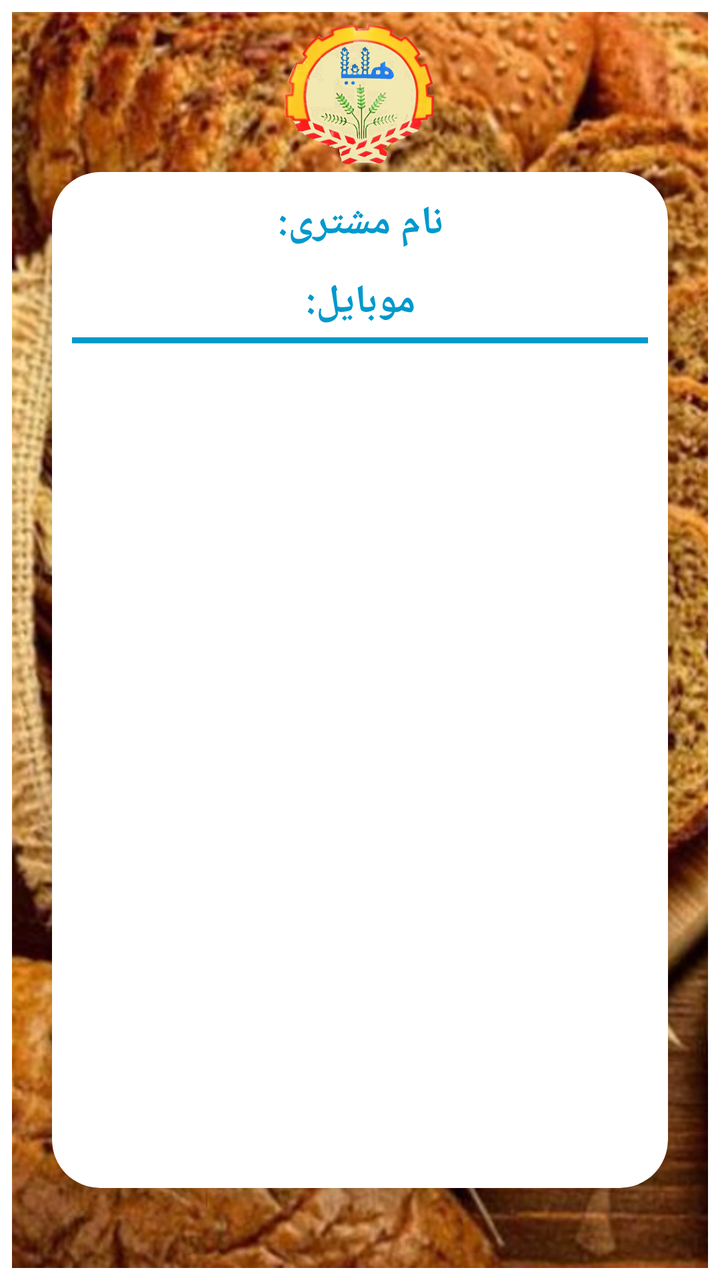
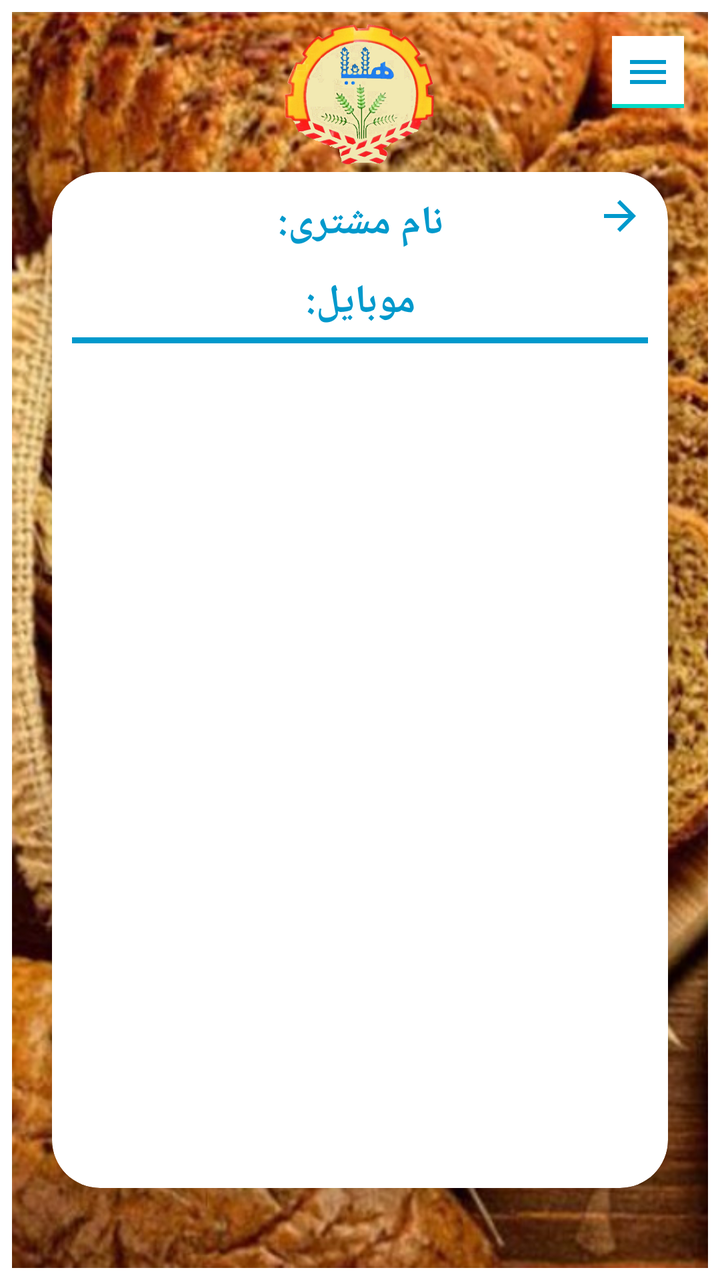

The first picture is an Android layout as it rendered before a commit; the second is the same layout after the commit. The layout source and the unified diff follow.
<!-- AndroidManifest.xml: application theme Theme.Helia -->
<!-- res/layout/activity_invoice_history.xml -->
<?xml version="1.0" encoding="utf-8"?>
<ScrollView xmlns:android="http://schemas.android.com/apk/res/android"
    xmlns:app="http://schemas.android.com/apk/res-auto"
    xmlns:tools="http://schemas.android.com/tools"
    android:id="@+id/main"
    android:layout_width="match_parent"
    android:layout_height="match_parent"
    android:fillViewport="true">

    <androidx.constraintlayout.widget.ConstraintLayout
        android:layout_width="match_parent"
        android:layout_height="match_parent"
        android:padding="6dp">
        
        <ImageView
            android:id="@+id/ivBackground"
            android:layout_width="0dp"
            android:layout_height="0dp"
            android:scaleType="centerCrop"
            android:src="@drawable/h62"
            app:layout_constraintBottom_toBottomOf="parent"
            app:layout_constraintEnd_toEndOf="parent"
            app:layout_constraintStart_toStartOf="parent"
            app:layout_constraintTop_toTopOf="parent" />

        <ImageView
            android:id="@+id/ivLogo"
            android:layout_width="80dp"
            android:layout_height="80dp"
            android:layout_marginBottom="24dp"
            android:src="@drawable/helia2"
            app:layout_constraintEnd_toEndOf="parent"
            app:layout_constraintStart_toStartOf="parent"
            app:layout_constraintTop_toTopOf="@id/ivBackground" />

        
        <com.google.android.material.card.MaterialCardView
            android:id="@+id/cardContainer"
            android:layout_width="match_parent"
            android:layout_height="0dp"
            android:layout_marginLeft="20dp"
            android:layout_marginTop="80dp"
            android:layout_marginRight="20dp"
            android:layout_marginBottom="40dp"
            app:cardCornerRadius="24dp"
            app:cardElevation="8dp"
            app:layout_constraintBottom_toBottomOf="@id/ivBackground"
            app:layout_constraintStart_toStartOf="@+id/ivBackground"
            app:layout_constraintTop_toTopOf="@id/ivBackground"
            app:strokeWidth="0dp">

            <LinearLayout
                android:layout_width="match_parent"
                android:layout_height="match_parent"
                android:orientation="vertical">

                <TextView
                    android:id="@+id/txtCustomer"
                    android:layout_width="match_parent"
                    android:layout_height="wrap_content"
                    android:gravity="center"
                    android:padding="12dp"
                    android:text="نام مشتری:"
                    android:textColor="#0099CC"
                    android:textSize="20sp"
                    android:textStyle="bold" />
                <TextView
                    android:id="@+id/txtMobile"
                    android:layout_width="match_parent"
                    android:layout_height="wrap_content"
                    android:gravity="center"
                    android:text="موبایل:"
                    android:textColor="#0099CC"
                    android:textSize="20sp"
                    android:textStyle="bold" />

                <View
                    android:layout_width="wrap_content"
                    android:layout_height="3dp"
                    android:layout_gravity="center"
                    android:layout_marginLeft="10dp"
                    android:layout_marginTop="4dp"
                    android:layout_marginRight="10dp"
                    android:layout_marginBottom="4dp"
                    android:background="#0099CC" />

                <androidx.recyclerview.widget.RecyclerView
                    android:id="@+id/recyclerView"
                    android:layout_width="match_parent"
                    android:layout_height="match_parent" />

            </LinearLayout>
        </com.google.android.material.card.MaterialCardView>
    </androidx.constraintlayout.widget.ConstraintLayout>
</ScrollView>
<!-- resources referenced by this layout -->
<resources>
  <!-- drawable h62: jpg bitmap (drawable, 373856 bytes) -->
  <!-- drawable helia2: png bitmap (drawable, 226367 bytes) -->
  <style name="Theme.Helia" parent="Theme.MaterialComponents.DayNight.NoActionBar">
  
          <item name="android:statusBarColor">@android:color/white</item>
          <item name="android:navigationBarColor">@android:color/white</item>
  
          <item name="android:windowLightStatusBar">true</item>
          <item name="android:windowLightNavigationBar">true</item>
  
      </style>
</resources>

<!-- the commit's change to res/layout/activity_invoice_history.xml (unified diff, before → after) -->
@@ -1,95 +1,288 @@
 <?xml version="1.0" encoding="utf-8"?>
-<ScrollView xmlns:android="http://schemas.android.com/apk/res/android"
+<androidx.drawerlayout.widget.DrawerLayout xmlns:android="http://schemas.android.com/apk/res/android"
     xmlns:app="http://schemas.android.com/apk/res-auto"
-    xmlns:tools="http://schemas.android.com/tools"
-    android:id="@+id/main"
+    android:id="@+id/drawerLayout"
     android:layout_width="match_parent"
     android:layout_height="match_parent"
-    android:fillViewport="true">
-
-    <androidx.constraintlayout.widget.ConstraintLayout
+    android:layoutDirection="rtl">
+
+    <ScrollView
+        android:id="@+id/main"
         android:layout_width="match_parent"
         android:layout_height="match_parent"
-        android:padding="6dp">
+        android:fillViewport="true">
+
+        <androidx.constraintlayout.widget.ConstraintLayout
+            android:layout_width="match_parent"
+            android:layout_height="match_parent"
+            android:padding="6dp">
+            
+            <ImageView
+                android:id="@+id/ivBackground"
+                android:layout_width="0dp"
+                android:layout_height="0dp"
+                android:scaleType="centerCrop"
+                android:src="@drawable/h62"
+                app:layout_constraintBottom_toBottomOf="parent"
+                app:layout_constraintEnd_toEndOf="parent"
+                app:layout_constraintStart_toStartOf="parent"
+                app:layout_constraintTop_toTopOf="parent" />
+
+            <ImageButton
+                android:id="@+id/btnMenu"
+                android:layout_width="36dp"
+                android:layout_height="36dp"
+                android:layout_margin="12dp"
+                android:background="?attr/actionModeBackground"
+                android:contentDescription="منو"
+                android:padding="12dp"
+                android:src="@drawable/ic_menu"
+                app:layout_constraintStart_toStartOf="parent"
+                app:layout_constraintTop_toTopOf="parent"
+                app:tint="#0099CC" />
+
+            <ImageView
+                android:id="@+id/ivLogo"
+                android:layout_width="80dp"
+                android:layout_height="80dp"
+                android:layout_marginBottom="24dp"
+                android:src="@drawable/helia2"
+                app:layout_constraintEnd_toEndOf="parent"
+                app:layout_constraintStart_toStartOf="parent"
+                app:layout_constraintTop_toTopOf="@id/ivBackground" />
+
+            
+            <com.google.android.material.card.MaterialCardView
+                android:id="@+id/cardContainer"
+                android:layout_width="match_parent"
+                android:layout_height="0dp"
+                android:layout_marginLeft="20dp"
+                android:layout_marginTop="80dp"
+                android:layout_marginRight="20dp"
+                android:layout_marginBottom="40dp"
+                app:cardCornerRadius="24dp"
+                app:cardElevation="8dp"
+                app:layout_constraintBottom_toBottomOf="@id/ivBackground"
+                app:layout_constraintStart_toStartOf="@+id/ivBackground"
+                app:layout_constraintTop_toTopOf="@id/ivBackground"
+                app:strokeWidth="0dp">
+
+                <ImageButton
+                    android:id="@+id/btnBack"
+                    android:layout_width="32dp"
+                    android:layout_height="32dp"
+                    android:layout_marginTop="6dp"
+                    android:layout_marginRight="8dp"
+                    android:background="@android:color/transparent"
+                    android:contentDescription="بازگشت به صفحه ورود"
+                    android:src="?attr/homeAsUpIndicator"
+                    app:layout_constraintEnd_toEndOf="parent"
+                    app:layout_constraintTop_toTopOf="parent"
+                    app:tint="#0099CC" />
+
+                <LinearLayout
+                    android:layout_width="match_parent"
+                    android:layout_height="match_parent"
+                    android:orientation="vertical">
+
+                    <TextView
+                        android:id="@+id/txtCustomer"
+                        android:layout_width="match_parent"
+                        android:layout_height="wrap_content"
+                        android:gravity="center"
+                        android:padding="12dp"
+                        android:text="نام مشتری:"
+                        android:textColor="#0099CC"
+                        android:textSize="20sp"
+                        android:textStyle="bold" />
+
+                    <TextView
+                        android:id="@+id/txtMobile"
+                        android:layout_width="match_parent"
+                        android:layout_height="wrap_content"
+                        android:gravity="center"
+                        android:text="موبایل:"
+                        android:textColor="#0099CC"
+                        android:textSize="20sp"
+                        android:textStyle="bold" />
+
+                    <View
+                        android:layout_width="wrap_content"
+                        android:layout_height="3dp"
+                        android:layout_gravity="center"
+                        android:layout_marginLeft="10dp"
+                        android:layout_marginTop="4dp"
+                        android:layout_marginRight="10dp"
+                        android:layout_marginBottom="4dp"
+                        android:background="#0099CC" />
+
+                    <androidx.recyclerview.widget.RecyclerView
+                        android:id="@+id/recyclerView"
+                        android:layout_width="match_parent"
+                        android:layout_height="match_parent" />
+
+                </LinearLayout>
+            </com.google.android.material.card.MaterialCardView>
+        </androidx.constraintlayout.widget.ConstraintLayout>
+    </ScrollView>
+
+    <include
+        android:id="@+id/drawerMenu"
+        layout="@layout/drawer_menu"
+        android:layout_width="250dp"
+        android:layout_height="match_parent"
+        android:layout_gravity="start" />
+
+</androidx.drawerlayout.widget.DrawerLayout>
+<!-- res/layout/drawer_menu.xml (included above) -->
+<?xml version="1.0" encoding="utf-8"?>
+<LinearLayout xmlns:android="http://schemas.android.com/apk/res/android"
+    xmlns:app="http://schemas.android.com/apk/res-auto"
+    android:layout_width="300dp"
+    android:layout_height="match_parent"
+    android:background="?attr/colorSurface"
+    android:elevation="12dp"
+    android:layoutDirection="rtl"
+    android:orientation="vertical">
+
+    
+    <LinearLayout
+        android:layout_width="match_parent"
+        android:layout_height="190dp"
+        android:background="#0099CC"
+        android:orientation="vertical">
+
         
-        <ImageView
-            android:id="@+id/ivBackground"
-            android:layout_width="0dp"
-            android:layout_height="0dp"
-            android:scaleType="centerCrop"
-            android:src="@drawable/h62"
-            app:layout_constraintBottom_toBottomOf="parent"
-            app:layout_constraintEnd_toEndOf="parent"
-            app:layout_constraintStart_toStartOf="parent"
-            app:layout_constraintTop_toTopOf="parent" />
-
-        <ImageView
-            android:id="@+id/ivLogo"
-            android:layout_width="80dp"
-            android:layout_height="80dp"
-            android:layout_marginBottom="24dp"
-            android:src="@drawable/helia2"
-            app:layout_constraintEnd_toEndOf="parent"
-            app:layout_constraintStart_toStartOf="parent"
-            app:layout_constraintTop_toTopOf="@id/ivBackground" />
+        <LinearLayout
+            android:layout_width="match_parent"
+            android:layout_height="wrap_content"
+            android:gravity="center_vertical|end"
+            android:paddingTop="4dp"
+            android:paddingEnd="4dp">
+
+            <ImageButton
+                android:id="@+id/btnCloseDrawer"
+                android:layout_width="30dp"
+                android:layout_height="30dp"
+                android:background="@android:color/transparent"
+                android:contentDescription="بستن منو"
+                android:src="@drawable/ic_close"
+                app:tint="#FFFFFF" />
+
+        </LinearLayout>
 
         
-        <com.google.android.material.card.MaterialCardView
-            android:id="@+id/cardContainer"
+        <LinearLayout
             android:layout_width="match_parent"
-            android:layout_height="0dp"
-            android:layout_marginLeft="20dp"
-            android:layout_marginTop="80dp"
-            android:layout_marginRight="20dp"
-            android:layout_marginBottom="40dp"
-            app:cardCornerRadius="24dp"
-            app:cardElevation="8dp"
-            app:layout_constraintBottom_toBottomOf="@id/ivBackground"
-            app:layout_constraintStart_toStartOf="@+id/ivBackground"
-            app:layout_constraintTop_toTopOf="@id/ivBackground"
-            app:strokeWidth="0dp">
-
-            <LinearLayout
-                android:layout_width="match_parent"
-                android:layout_height="match_parent"
-                android:orientation="vertical">
-
-                <TextView
-                    android:id="@+id/txtCustomer"
-                    android:layout_width="match_parent"
-                    android:layout_height="wrap_content"
-                    android:gravity="center"
-                    android:padding="12dp"
-                    android:text="نام مشتری:"
-                    android:textColor="#0099CC"
-                    android:textSize="20sp"
-                    android:textStyle="bold" />
-                <TextView
-                    android:id="@+id/txtMobile"
-                    android:layout_width="match_parent"
-                    android:layout_height="wrap_content"
-                    android:gravity="center"
-                    android:text="موبایل:"
-                    android:textColor="#0099CC"
-                    android:textSize="20sp"
-                    android:textStyle="bold" />
-
-                <View
-                    android:layout_width="wrap_content"
-                    android:layout_height="3dp"
-                    android:layout_gravity="center"
-                    android:layout_marginLeft="10dp"
-                    android:layout_marginTop="4dp"
-                    android:layout_marginRight="10dp"
-                    android:layout_marginBottom="4dp"
-                    android:background="#0099CC" />
-
-                <androidx.recyclerview.widget.RecyclerView
-                    android:id="@+id/recyclerView"
-                    android:layout_width="match_parent"
-                    android:layout_height="match_parent" />
-
-            </LinearLayout>
-        </com.google.android.material.card.MaterialCardView>
-    </androidx.constraintlayout.widget.ConstraintLayout>
-</ScrollView>
+            android:layout_height="wrap_content"
+            android:gravity="center"
+            android:orientation="vertical"
+            android:padding="8dp">
+
+            <ImageView
+                android:id="@+id/imgDrawerLogo"
+                android:layout_width="65dp"
+                android:layout_height="65dp"
+                android:contentDescription="لوگوی هلیا"
+                android:src="@drawable/helia2" />
+
+            <TextView
+                android:layout_width="wrap_content"
+                android:layout_height="wrap_content"
+                android:layout_marginTop="5dp"
+                android:text="هلیا"
+                android:textColor="#FFFFFF"
+                android:textSize="24sp"
+                android:textStyle="bold" />
+
+            <TextView
+                android:layout_width="wrap_content"
+                android:layout_height="wrap_content"
+                android:layout_marginTop="1dp"
+                android:text="سامانه نان فانتزی هلیا"
+                android:textColor="#FFFFFF"
+                android:textSize="14sp" />
+
+        </LinearLayout>
+
+    </LinearLayout>
+
+    
+    <View
+        android:layout_width="match_parent"
+        android:layout_height="1dp"
+        android:background="#DDDDDD" />
+
+    
+    <TextView
+        android:id="@+id/menuNewInvoice"
+        android:layout_width="match_parent"
+        android:layout_height="55dp"
+        android:gravity="center_vertical"
+        android:paddingStart="20dp"
+        android:paddingEnd="20dp"
+        android:text="🧾   فاکتور جدید"
+        android:textColor="?attr/colorOnSurface"
+        android:textSize="17sp" />
+
+    
+
+
+    
+    <TextView
+        android:id="@+id/menuInvoiceHistory"
+        android:layout_width="match_parent"
+        android:layout_height="55dp"
+        android:gravity="center_vertical"
+        android:paddingStart="20dp"
+        android:paddingEnd="20dp"
+        android:text="📋   سوابق/تصویر فاکتورها"
+        android:textColor="?attr/colorOnSurface"
+        android:textSize="17sp" />
+
+    
+
+
+    
+
+
+
+
+    
+    <TextView
+        android:id="@+id/menuSettings"
+        android:layout_width="match_parent"
+        android:layout_height="55dp"
+        android:gravity="center_vertical"
+        android:paddingStart="20dp"
+        android:paddingEnd="20dp"
+        android:text="⚙   تنظیمات"
+        android:textColor="?attr/colorOnSurface"
+        android:textSize="17sp" />
+
+    
+    <TextView
+        android:id="@+id/menuAbout"
+        android:layout_width="match_parent"
+        android:layout_height="55dp"
+        android:gravity="center_vertical"
+        android:paddingStart="20dp"
+        android:paddingEnd="20dp"
+        android:text="\u200Fℹ️   درباره برنامه"
+        android:textColor="?attr/colorOnSurface"
+        android:textSize="17sp" />
+
+
+    
+    <TextView
+        android:id="@+id/menuLogout"
+        android:layout_width="match_parent"
+        android:layout_height="55dp"
+        android:gravity="center_vertical"
+        android:paddingStart="20dp"
+        android:paddingEnd="20dp"
+        android:text="🚪   خروج"
+        android:textColor="?attr/colorOnSurface"
+        android:textSize="17sp" />
+
+</LinearLayout>
<!-- resource entries referenced after the edit -->
@@ -2,6 +2,30 @@
 <resources>
   <!-- drawable h62: jpg bitmap (drawable, 373856 bytes) -->
   <!-- drawable helia2: png bitmap (drawable, 226367 bytes) -->
+  <!-- drawable ic_close (drawable) -->
+  <vector xmlns:android="http://schemas.android.com/apk/res/android"
+      android:width="24dp"
+      android:height="24dp"
+      android:viewportWidth="24"
+      android:viewportHeight="24">
+  
+      <path
+          android:fillColor="#FFFFFF"
+          android:pathData="M18.3,5.71L16.89,4.29 12,9.17 7.11,4.29 5.7,5.71 10.59,10.59 5.7,15.48 7.11,16.89 12,12 16.89,16.89 18.3,15.48 13.41,10.59z" />
+  
+  </vector>
+  <!-- drawable ic_menu (drawable) -->
+  <?xml version="1.0" encoding="utf-8"?>
+  <vector xmlns:android="http://schemas.android.com/apk/res/android"
+      android:width="24dp"
+      android:height="24dp"
+      android:viewportWidth="24"
+      android:viewportHeight="24">
+  
+      <path
+          android:fillColor="#FF000000"
+          android:pathData="M3,6h18v2H3zM3,11h18v2H3zM3,16h18v2H3z" />
+  </vector>
   <style name="Theme.Helia" parent="Theme.MaterialComponents.DayNight.NoActionBar">
   
           <item name="android:statusBarColor">@android:color/white</item>
